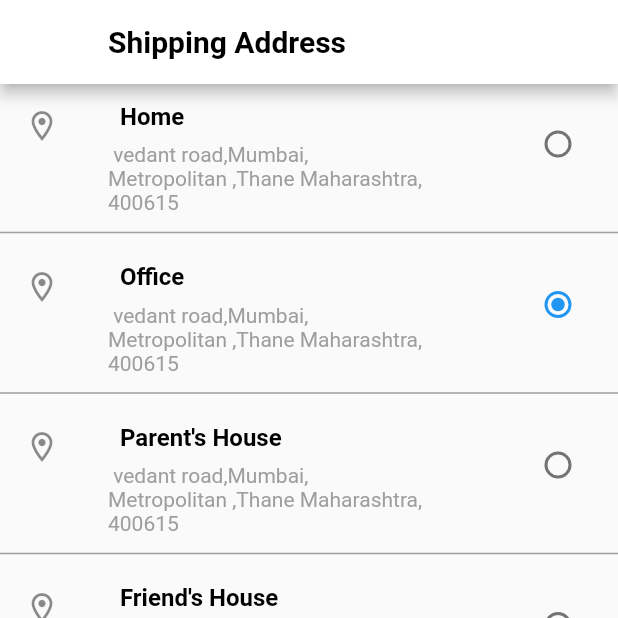
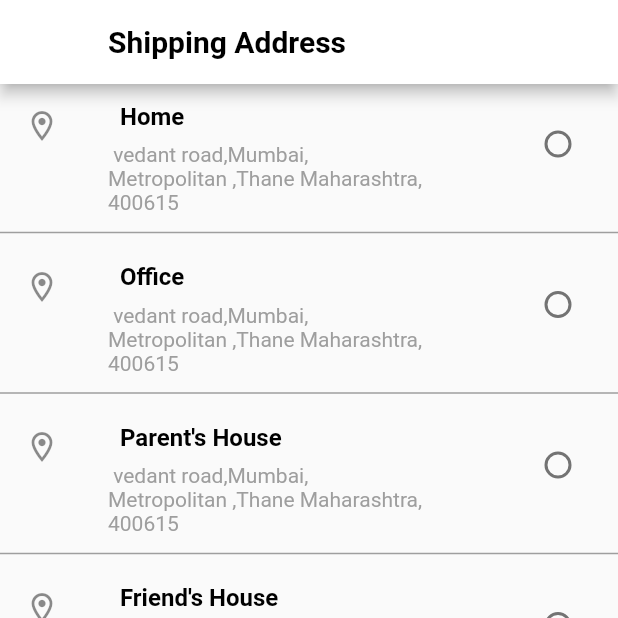
Before and after one commit to Muneef-Nk/urban_lease, a Flutter app: the checkout_screen screen opened directly, after a tap on "Change", on a phone screen of 412 x 824 dp, the top half of it. Run offline on Flutter 3.47's test engine with Material 2 defaults, Android fonts, the phone set to English and light mode, and no system bars; our stand-ins replace circle_nav_bar, country_code_picker, geocoding, geolocator, google_fonts, image_picker and 4 more; network calls fail.

Commit message:
updated check out

```diff
--- a/lib/view/checkout_screen/checkout_screen.dart
+++ b/lib/view/checkout_screen/checkout_screen.dart
@@ -1,6 +1,6 @@
 import 'package:flutter/material.dart';
 import 'package:rent_cruise/view/checkout_screen/choose_shipping/choose_shipping.dart';
-import 'package:rent_cruise/view/checkout_screen/order_list/order_list.dart';
+
 import 'package:rent_cruise/view/checkout_screen/payment_methods_screen/payment_methods_screen.dart';
 import 'package:rent_cruise/view/checkout_screen/shipping_address_screen/shipping_address_screen.dart';
 
@@ -176,11 +176,52 @@ class _checkout_screenState extends State<checkout_screen> {
               height: 10,
             ),
             Container(
-              height: 100,
+              height: 400,
               child: ListView.builder(
-                itemCount: 5,
-                scrollDirection: Axis.vertical,
-                itemBuilder: (context, index) => order_list(),
+                itemCount: 10,
+                itemBuilder: (context, index) => Container(
+                  height: 120,
+                  child: Row(
+                    mainAxisAlignment: MainAxisAlignment.start,
+                    children: [
+                      Container(
+                        height: 90,
+                        width: 90,
+                        decoration: BoxDecoration(
+                            borderRadius: BorderRadius.circular(35)),
+                        child: ClipRRect(
+                            borderRadius: BorderRadius.circular(35),
+                            child: Padding(
+                              padding: const EdgeInsets.all(8.0),
+                              child: Image.network(
+                                "https://i.pinimg.com/564x/49/54/c8/4954c88ff4aadb23137332c8733ba79d.jpg",
+                                fit: BoxFit.cover,
+                              ),
+                            )),
+                      ),
+                      SizedBox(
+                        width: 25,
+                      ),
+                      Column(
+                        mainAxisAlignment: MainAxisAlignment.center,
+                        crossAxisAlignment: CrossAxisAlignment.start,
+                        children: [
+                          Text(
+                            "DSLR Camera",
+                            style: TextStyle(
+                                fontWeight: FontWeight.bold, fontSize: 18),
+                          ),
+                          Text(
+                            "400 Rs./day",
+                            style: TextStyle(
+                                fontWeight: FontWeight.bold,
+                                color: Colors.grey),
+                          ),
+                        ],
+                      ),
+                    ],
+                  ),
+                ),
               ),
             ),
           ],
--- a/lib/view/checkout_screen/order_list/order_list.dart
+++ /dev/null
@@ -1,33 +0,0 @@
-import 'package:flutter/material.dart';
-
-class order_list extends StatefulWidget {
-  const order_list({super.key});
-
-  @override
-  State<order_list> createState() => _order_listState();
-}
-
-class _order_listState extends State<order_list> {
-  @override
-  Widget build(BuildContext context) {
-    return Scaffold(
-      body: ListTile(
-        leading:  Container(
-            height: 70,
-            width: 60,
-            decoration: BoxDecoration(borderRadius: BorderRadius.circular(30)),
-            child: ClipRRect(
-                borderRadius: BorderRadius.circular(20),
-                child: Image.network(
-                  "https://www.affordablescales.com/images/big/GBK_16A.jpg",
-                  fit: BoxFit.contain,
-                )),
-          ),
-          title: Text("Weight machine"),
-          subtitle: Text("200/day"),
-      ),
-
-
-      );
-  }
-}
--- a/lib/view/checkout_screen/shipping_address_screen/shipping_address_screen.dart
+++ b/lib/view/checkout_screen/shipping_address_screen/shipping_address_screen.dart
@@ -1,14 +1,17 @@
 import 'package:flutter/material.dart';
 
 class ShippingAddress extends StatefulWidget {
-  const ShippingAddress({super.key});
+  const ShippingAddress({Key? key}) : super(key: key);
 
   @override
   State<ShippingAddress> createState() => _ShippingAddressState();
 }
 
 class _ShippingAddressState extends State<ShippingAddress> {
-  List address = ["Home", "Office", "Parent's House", "Friend's House"];
+  int selectedAddress = -1; // Initialize with an invalid index
+
+  List<String> addresses = ["Home", "Office", "Parent's House", "Friend's House"];
+
   @override
   Widget build(BuildContext context) {
     return Scaffold(
@@ -23,7 +26,13 @@ class _ShippingAddressState extends State<ShippingAddress> {
         height: 50,
         color: Colors.brown,
         child: InkWell(
-          onTap: () {},
+          onTap: () {
+            // Handle the "Apply" button tap here
+            if (selectedAddress != -1) {
+              // Do something with the selected address, e.g., save it
+              print("Selected address: ${addresses[selectedAddress]}");
+            }
+          },
           child: Padding(
             padding: const EdgeInsets.all(4.0),
             child: Container(
@@ -41,7 +50,7 @@ class _ShippingAddressState extends State<ShippingAddress> {
         ),
       ),
       body: ListView.builder(
-        itemCount: address.length,
+        itemCount: addresses.length,
         itemBuilder: (context, index) => Column(
           children: [
             ListTile(
@@ -51,7 +60,7 @@ class _ShippingAddressState extends State<ShippingAddress> {
                 child: Container(
                   width: MediaQuery.of(context).size.width * 0.9,
                   child: Text(
-                    address[index],
+                    addresses[index],
                     style: TextStyle(
                         color: Colors.black, fontWeight: FontWeight.bold),
                   ),
@@ -70,13 +79,14 @@ class _ShippingAddressState extends State<ShippingAddress> {
                 ),
               ),
               trailing: Radio(
-                  value: 1,
-                  groupValue: index,
-                  onChanged: (value) {
-                    setState(() {
-                      value = index;
-                    });
-                  }),
+                value: index,
+                groupValue: selectedAddress,
+                onChanged: (value) {
+                  setState(() {
+                    selectedAddress = value as int;
+                  });
+                },
+              ),
             ),
             Divider(
               thickness: 1,
--- a/pubspec.yaml
+++ b/pubspec.yaml
@@ -46,6 +46,7 @@ dependencies:
   geolocator: ^10.1.0
   lottie: ^2.7.0
   share_plus: ^7.2.1
+  google_fonts: ^6.1.0
 
 dev_dependencies:
   flutter_test:
```
Also changed, not shown: lib/view/checkout_screen/Add_card_screen/add_card_screen.dart (added, +146 -0 lines), lib/view/checkout_screen/choose_shipping/choose_shipping.dart (+12 -10 lines), pubspec.lock.
